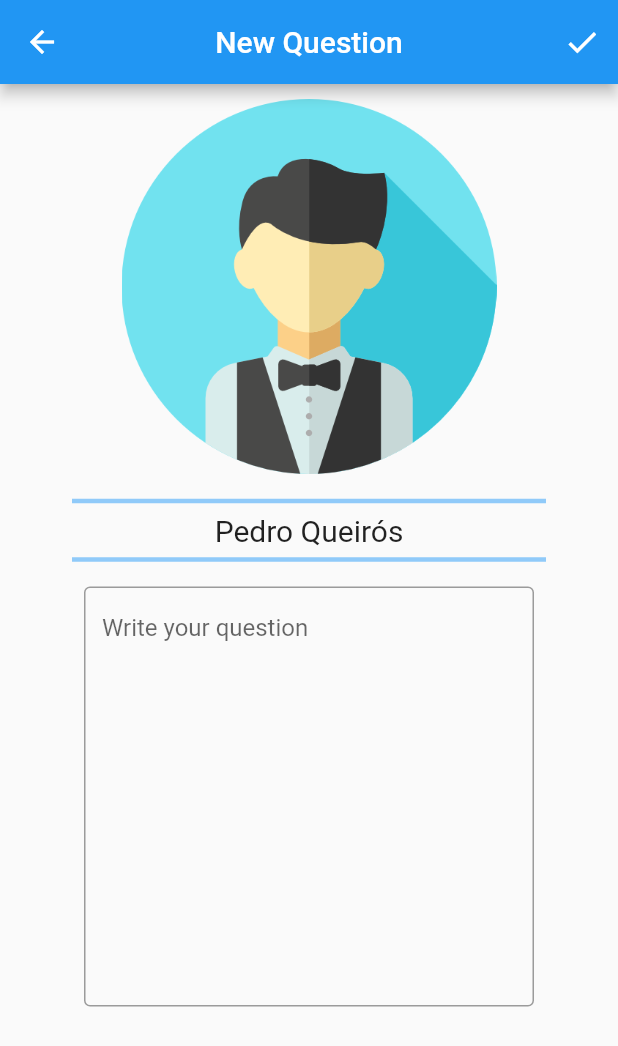
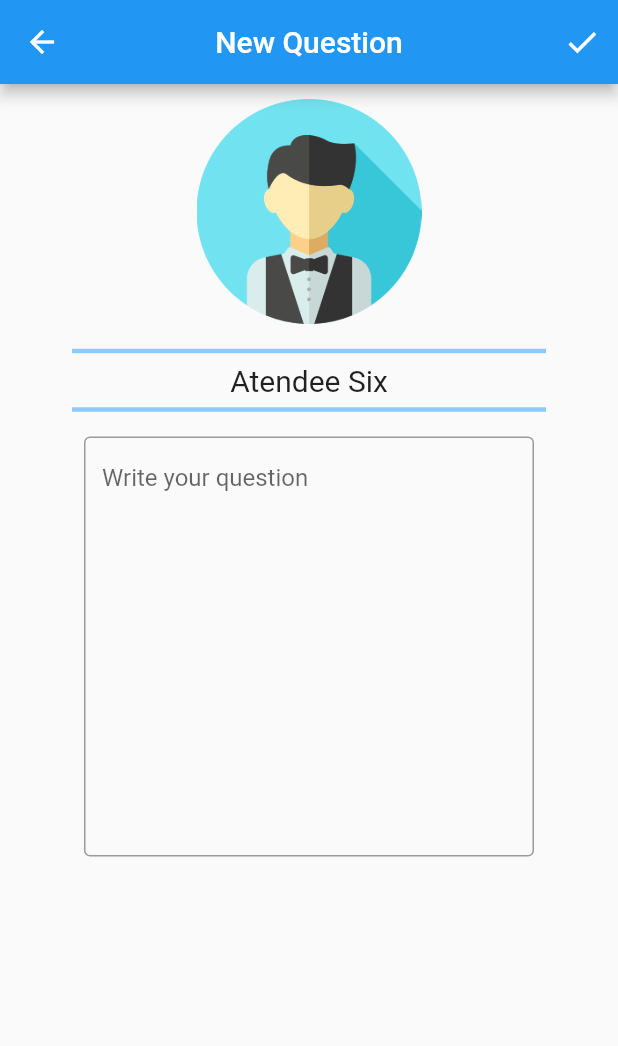
Before and after one commit to FEUP-ESOF-2020-21/open-cx-t1g1-ploggers, a Flutter app: the AddQuestionPage screen opened directly, on a phone screen of 412 x 824 dp. Shown: the top 1046 px of the screen. Run offline on Flutter 3.47's test engine with Material 2 defaults, Android fonts, the light colour scheme and no system bars.

Commit message:
Built apk for the first iteration release

```diff
--- a/src/asquestions/lib/view/AddQuestionPage.dart
+++ b/src/asquestions/lib/view/AddQuestionPage.dart
@@ -70,7 +70,7 @@ class _AddQuestionPageState extends State<AddQuestionPage> {
             padding: const EdgeInsets.only(top: 10.0, bottom: 10.0),
             child: Image(
               image: AssetImage("assets/avatar1.png"),
-              width: 250,
+              width: 150,
             ),
           ),
           Divider(
@@ -78,9 +78,7 @@ class _AddQuestionPageState extends State<AddQuestionPage> {
               color: Colors.blue.shade200,
               indent: 48,
               endIndent: 48),
-          Container(
-              child:
-                  Text("Pedro Queirós", style: new TextStyle(fontSize: 20.0))),
+          Text("Atendee Six", style: new TextStyle(fontSize: 20.0)),
           Padding(
             padding: const EdgeInsets.only(bottom: 10.0),
             child: Divider(
```
